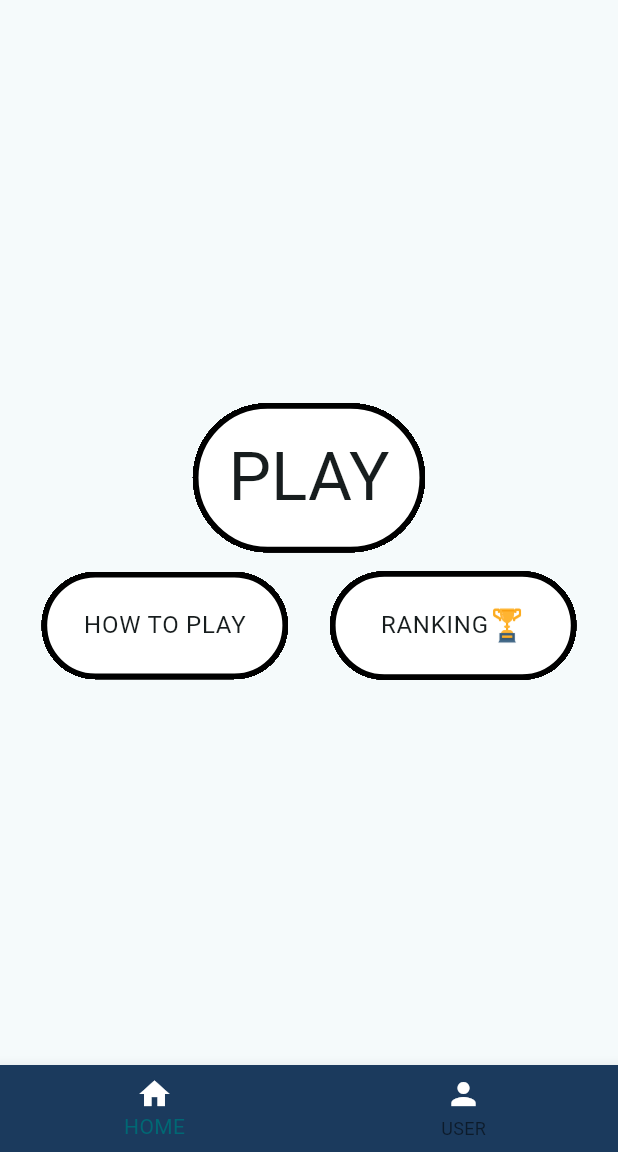
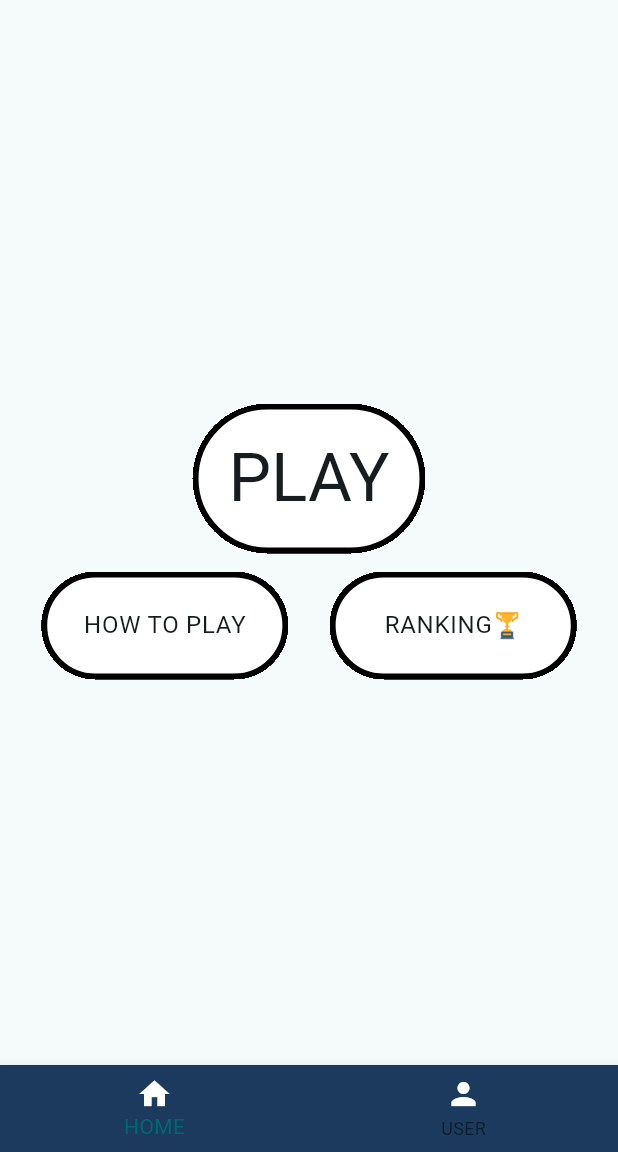
Before and after one commit to bogbrz/brain_check, a Flutter app: the screen it shows once a user with an empty profile is signed in, on a phone screen of 412 x 824 dp, the part 84-1236 px from its top. Run offline on Flutter 3.47's test engine with Material 3 defaults, Android fonts, the phone set to English and light mode, and no system bars; our stand-ins replace bloc, cloud_firestore, dio, firebase_auth, firebase_core, flutter_bloc and 6 more; accounts and stored records are empty; generated files the repository leaves out were written again.

Commit message:
Fix displaying nickNames

```diff
--- a/lib/features/pages/home_page.dart
+++ /dev/null
@@ -1,147 +0,0 @@
-import 'package:brain_check/app/global%20cubit/cubit/user_page_cubit.dart';
-import 'package:brain_check/features/pages/categories_page/categories_page.dart';
-import 'package:brain_check/features/pages/ranking_page/ranking_page.dart';
-
-import 'package:brain_check/features/pages/settings_page/settings_page.dart';
-
-import 'package:firebase_auth/firebase_auth.dart';
-
-import 'package:flutter/material.dart';
-import 'package:flutter_bloc/flutter_bloc.dart';
-
-class HomePage extends StatelessWidget {
-  const HomePage({
-    super.key,
-    required this.user,
-  });
-  final User? user;
-  @override
-  Widget build(BuildContext context) {
-    return Scaffold(
-      appBar: AppBar(
-        centerTitle: true,
-        title: Text(
-          "BRAIN CHECK APP",
-          style: TextStyle(color: Colors.white),
-        ),
-        actions: [
-          InkWell(
-            onTap: () {
-              Navigator.of(context).push(MaterialPageRoute(
-                  builder: ((context) => SettingsPage(
-                        user: user,
-                      ))));
-            },
-            child: Padding(
-              padding: const EdgeInsets.all(8.0),
-              child: Icon(
-                Icons.settings,
-                color: Colors.white,
-              ),
-            ),
-          )
-        ],
-        backgroundColor: Color.fromARGB(255, 27, 58, 93),
-      ),
-      body: BlocBuilder<UserPageCubit, UserPageState>(
-        builder: (context, state) {
-          return Column(
-            mainAxisAlignment: MainAxisAlignment.center,
-            children: [
-              for (final profile in state.profile) ...[
-                Text("Welcome back ${profile.nickName}",
-                    textAlign: TextAlign.center,
-                    style: Theme.of(context).textTheme.displayLarge),
-              ],
-              SizedBox(
-                height: 12,
-              ),
-              Center(
-                child: Material(
-                  shadowColor: Colors.white70,
-                  shape: OutlineInputBorder(
-                      borderRadius: BorderRadius.circular(100)),
-                  clipBehavior: Clip.hardEdge,
-                  child: InkWell(
-                    onTap: () {
-                      Navigator.of(context).push(MaterialPageRoute(
-                          builder: (context) => CategoryPage()));
-                    },
-                    child: Container(
-                      padding: EdgeInsets.all(20),
-                      decoration: BoxDecoration(
-                          color: Colors.white,
-                          borderRadius: BorderRadius.circular(100),
-                          border: Border.all(width: 4, color: Colors.black)),
-                      child: Text("PLAY",
-                          style: Theme.of(context).textTheme.displayMedium),
-                    ),
-                  ),
-                ),
-              ),
-              SizedBox(
-                height: 12,
-              ),
-              Row(
-                mainAxisAlignment: MainAxisAlignment.spaceEvenly,
-                children: [
-                  Material(
-                    shape: OutlineInputBorder(
-                        borderRadius: BorderRadius.circular(100)),
-                    clipBehavior: Clip.hardEdge,
-                    child: InkWell(
-                      onTap: () {},
-                      child: Container(
-                        alignment: Alignment.center,
-                        width: MediaQuery.of(context).size.width * 0.4,
-                        padding: EdgeInsets.all(20),
-                        decoration: BoxDecoration(
-                            color: Colors.white,
-                            borderRadius: BorderRadius.circular(100),
-                            border: Border.all(width: 4, color: Colors.black)),
-                        child: Text("HOW TO PLAY",
-                            style: Theme.of(context).textTheme.bodyLarge),
-                      ),
-                    ),
-                  ),
-                  Material(
-                    shape: OutlineInputBorder(
-                        borderRadius: BorderRadius.circular(100)),
-                    clipBehavior: Clip.hardEdge,
-                    child: InkWell(
-                      onTap: () {
-                        Navigator.of(context).push(MaterialPageRoute(
-                            builder: (context) => RankingPage()));
-                      },
-                      child: Container(
-                        width: MediaQuery.of(context).size.width * 0.4,
-                        padding: EdgeInsets.all(20),
-                        decoration: BoxDecoration(
-                            color: Colors.white,
-                            borderRadius: BorderRadius.circular(100),
-                            border: Border.all(width: 4, color: Colors.black)),
-                        child: Row(
-                          mainAxisAlignment: MainAxisAlignment.center,
-                          children: [
-                            Text("RANKING",
-                                style: Theme.of(context).textTheme.bodyLarge),
-                            Image(
-                              image: AssetImage(
-                                "images/trophy.png",
-                              ),
-                              width: 25,
-                            )
-                          ],
-                        ),
-                      ),
-                    ),
-                  ),
-                ],
-              ),
-            ],
-          );
-        },
-      ),
-    );
-  }
-}
--- /dev/null
+++ b/lib/features/pages/home_page/cubit/home_page_cubit.dart
@@ -0,0 +1,26 @@
+import 'dart:async';
+
+import 'package:bloc/bloc.dart';
+import 'package:brain_check/domain/models/profile_model.dart';
+import 'package:brain_check/domain/repositories/ranking_repository.dart';
+import 'package:freezed_annotation/freezed_annotation.dart';
+
+part 'home_page_state.dart';
+part 'home_page_cubit.freezed.dart';
+
+class HomePageCubit extends Cubit<HomePageState> {
+  HomePageCubit({required this.rankingRepository})
+      : super(HomePageState(errorMessage: null, profile: []));
+  final RankingRepository rankingRepository;
+  StreamSubscription? streamSubscription;
+
+  Future<void> getProfile() async {
+    streamSubscription = rankingRepository.getProfile().listen((event) {
+      try {
+        emit(HomePageState(errorMessage: null, profile: event));
+      } catch (error) {
+        emit(HomePageState(errorMessage: error.toString(), profile: []));
+      }
+    });
+  }
+}
--- /dev/null
+++ b/lib/features/pages/home_page/cubit/home_page_state.dart
@@ -0,0 +1,6 @@
+part of 'home_page_cubit.dart';
+
+@freezed
+class HomePageState with _$HomePageState {
+  const factory HomePageState({required String? errorMessage, required List<ProfileModel> profile}) = _Initial;
+}
--- /dev/null
+++ b/lib/features/pages/home_page/home_page.dart
@@ -0,0 +1,157 @@
+import 'package:brain_check/app/global%20cubit/cubit/user_page_cubit.dart';
+import 'package:brain_check/app/injection_container.dart';
+import 'package:brain_check/features/pages/categories_page/categories_page.dart';
+import 'package:brain_check/features/pages/home_page/cubit/home_page_cubit.dart';
+import 'package:brain_check/features/pages/ranking_page/ranking_page.dart';
+
+import 'package:brain_check/features/pages/settings_page/settings_page.dart';
+
+import 'package:firebase_auth/firebase_auth.dart';
+
+import 'package:flutter/material.dart';
+import 'package:flutter_bloc/flutter_bloc.dart';
+
+class HomePage extends StatelessWidget {
+  const HomePage({
+    super.key,
+    required this.user,
+  });
+  final User? user;
+  @override
+  Widget build(BuildContext context) {
+    return BlocProvider(
+      create: (context) => getIt<HomePageCubit>()..getProfile(),
+      child: Scaffold(
+          appBar: AppBar(
+            centerTitle: true,
+            title: Text(
+              "BRAIN CHECK APP",
+              style: TextStyle(color: Colors.white),
+            ),
+            actions: [
+              InkWell(
+                onTap: () {
+                  Navigator.of(context).push(MaterialPageRoute(
+                      builder: ((context) => SettingsPage(
+                            user: user,
+                          ))));
+                },
+                child: Padding(
+                  padding: const EdgeInsets.all(8.0),
+                  child: Icon(
+                    Icons.settings,
+                    color: Colors.white,
+                  ),
+                ),
+              )
+            ],
+            backgroundColor: Color.fromARGB(255, 27, 58, 93),
+          ),
+          body: BlocBuilder<HomePageCubit, HomePageState>(
+            builder: (context, state) {
+              return Column(
+                mainAxisAlignment: MainAxisAlignment.center,
+                children: [
+                  for (final profile in state.profile) ...[
+                    Text("Welcome back ${profile.nickName}",
+                        textAlign: TextAlign.center,
+                        style: Theme.of(context).textTheme.displayLarge),
+                  ],
+                  SizedBox(
+                    height: 12,
+                  ),
+                  Center(
+                    child: Material(
+                      shadowColor: Colors.white70,
+                      shape: OutlineInputBorder(
+                          borderRadius: BorderRadius.circular(100)),
+                      clipBehavior: Clip.hardEdge,
+                      child: InkWell(
+                        onTap: () {
+                          Navigator.of(context).push(MaterialPageRoute(
+                              builder: (context) => CategoryPage(
+                                    user: user,
+                                  )));
+                        },
+                        child: Container(
+                          padding: EdgeInsets.all(20),
+                          decoration: BoxDecoration(
+                              color: Colors.white,
+                              borderRadius: BorderRadius.circular(100),
+                              border:
+                                  Border.all(width: 4, color: Colors.black)),
+                          child: Text("PLAY",
+                              style: Theme.of(context).textTheme.displayMedium),
+                        ),
+                      ),
+                    ),
+                  ),
+                  SizedBox(
+                    height: 12,
+                  ),
+                  Row(
+                    mainAxisAlignment: MainAxisAlignment.spaceEvenly,
+                    children: [
+                      Material(
+                        shape: OutlineInputBorder(
+                            borderRadius: BorderRadius.circular(100)),
+                        clipBehavior: Clip.hardEdge,
+                        child: InkWell(
+                          onTap: () {},
+                          child: Container(
+                            alignment: Alignment.center,
+                            width: MediaQuery.of(context).size.width * 0.4,
+                            padding: EdgeInsets.all(20),
+                            decoration: BoxDecoration(
+                                color: Colors.white,
+                                borderRadius: BorderRadius.circular(100),
+                                border:
+                                    Border.all(width: 4, color: Colors.black)),
+                            child: Text("HOW TO PLAY",
+                                style: Theme.of(context).textTheme.bodyLarge),
+                          ),
+                        ),
+                      ),
+                      Material(
+                        shape: OutlineInputBorder(
+                            borderRadius: BorderRadius.circular(100)),
+                        clipBehavior: Clip.hardEdge,
+                        child: InkWell(
+                          onTap: () {
+                            Navigator.of(context).push(MaterialPageRoute(
+                                builder: (context) => RankingPage()));
+                          },
+                          child: Container(
+                            width: MediaQuery.of(context).size.width * 0.4,
+                            padding: EdgeInsets.all(20),
+                            decoration: BoxDecoration(
+                                color: Colors.white,
+                                borderRadius: BorderRadius.circular(100),
+                                border:
+                                    Border.all(width: 4, color: Colors.black)),
+                            child: Row(
+                              mainAxisAlignment: MainAxisAlignment.center,
+                              children: [
+                                Text("RANKING",
+                                    style:
+                                        Theme.of(context).textTheme.bodyLarge),
+                                Image(
+                                  image: AssetImage(
+                                    "images/trophy.png",
+                                  ),
+                                  width: 20,
+                                )
+                              ],
+                            ),
+                          ),
+                        ),
+                      ),
+                    ],
+                  ),
+                ],
+              );
+            },
+          )),
+    );
+  }
+}
--- a/lib/features/pages/ranking_page/ranking_page.dart
+++ b/lib/features/pages/ranking_page/ranking_page.dart
@@ -1,6 +1,6 @@
 import 'package:brain_check/app/injection_container.dart';
 import 'package:brain_check/features/pages/ranking_page/cubit/ranking_page_cubit.dart';
-import 'package:flutter/foundation.dart';
+
 import 'package:flutter/material.dart';
 import 'package:flutter_bloc/flutter_bloc.dart';
 
--- a/lib/features/pages/settings_page/settings_page.dart
+++ b/lib/features/pages/settings_page/settings_page.dart
@@ -22,6 +22,7 @@ class SettingsPage extends StatelessWidget {
     }
     return BlocBuilder<UserPageCubit, UserPageState>(
       builder: (context, state) {
+        context.read<UserPageCubit>().getProfile();
         if (state.profile.isNotEmpty) {
           return Scaffold(
             appBar: AppBar(
--- a/lib/navigator_page.dart
+++ b/lib/navigator_page.dart
@@ -1,4 +1,4 @@
-import 'package:brain_check/features/pages/home_page.dart';
+import 'package:brain_check/features/pages/home_page/home_page.dart';
 import 'package:brain_check/features/pages/user_page/user_page.dart';
 import 'package:firebase_auth/firebase_auth.dart';
 import 'package:flutter/material.dart';
--- a/pubspec.yaml
+++ b/pubspec.yaml
@@ -51,7 +51,8 @@ dependencies:
   firebase_core: ^2.24.2
   firebase_auth: ^4.16.0
   cloud_firestore: ^4.14.0
-  icon_forest: ^1.1.8
+  js: ^0.6.2
+
 
 
 dev_dependencies:
@@ -63,7 +64,7 @@ dev_dependencies:
   # activated in the `analysis_options.yaml` file located at the root of your
   # package. See that file for information about deactivating specific lint
   # rules and activating additional ones.
-  flutter_lints: ^2.0.0
+  flutter_lints: ^3.0.1
   build_runner: ^2.4.7
   retrofit_generator: ^8.0.6
   json_serializable: ^6.7.1
```
Also changed, not shown: lib/app/global cubit/cubit/user_page_cubit.dart (+27 -0 lines), lib/data_sources/ranking_data_source.dart (+7 -8 lines), lib/domain/repositories/ranking_repository.dart (+18 -0 lines), lib/features/pages/categories_page/categories_page.dart (+7 -2 lines), lib/features/pages/difficulty_page.dart (+6 -3 lines), lib/features/pages/question_page/cubit/question_page_cubit.dart (+19 -0 lines), lib/features/pages/question_page/question_page.dart (+15 -5 lines), lib/app/injection_container.config.dart, lib/features/pages/home_page/cubit/home_page_cubit.freezed.dart (added), pubspec.lock, 5 other files.
